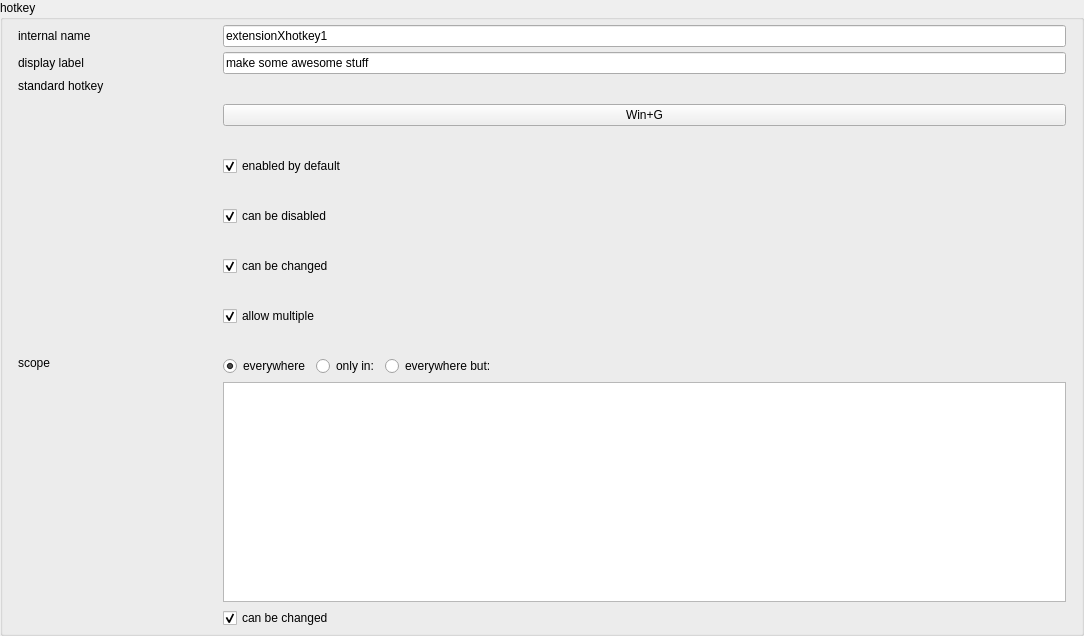
This is ui/hotkey_edit.ui in ewerybody/a2 as Qt 5 draws it before an edit. The edited form follows.
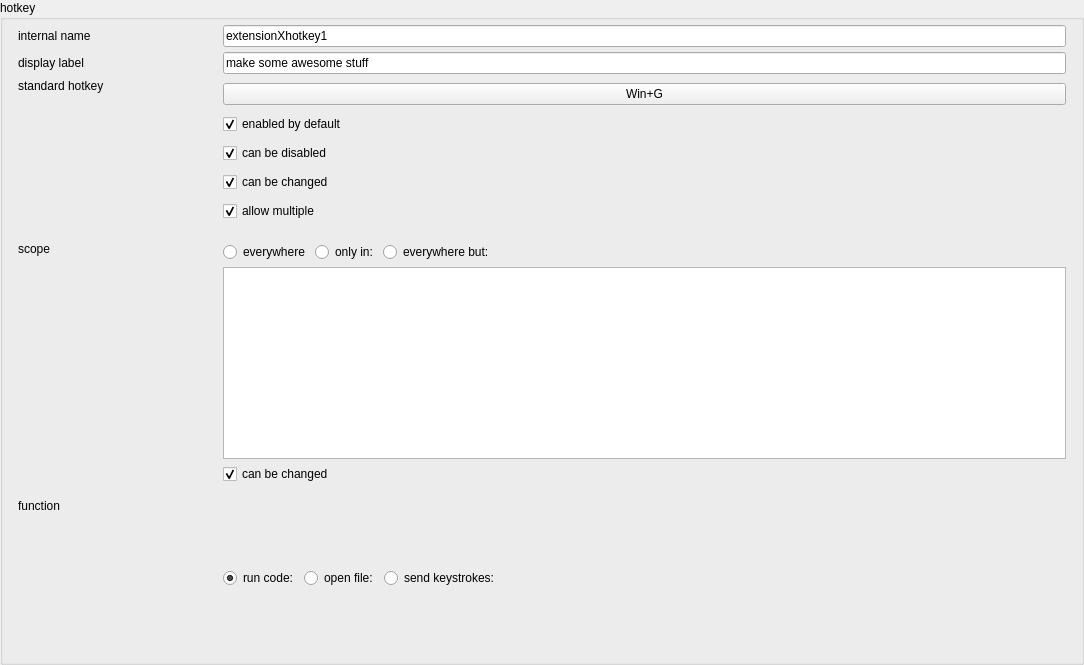
This is the edited form.

Commit message:
added function section to hotkey edit control
to be dynamic via code then... with either a textfield (with some code
assistance of course) a file selector or ... eehmmm a control for
sending keystrokes...

Patch:
```diff
--- a/ui/hotkey_edit.ui
+++ b/ui/hotkey_edit.ui
@@ -7,7 +7,7 @@
     <x>0</x>
     <y>0</y>
     <width>1084</width>
-    <height>636</height>
+    <height>665</height>
    </rect>
   </property>
   <property name="windowTitle">
@@ -25,7 +25,7 @@
      <property name="title">
       <string>hotkey</string>
      </property>
-     <layout class="QVBoxLayout" name="verticalLayout_2" stretch="0,0,0,0">
+     <layout class="QVBoxLayout" name="verticalLayout_2" stretch="0,0,0,0,0">
       <property name="spacing">
        <number>5</number>
       </property>
@@ -91,6 +91,9 @@
       </item>
       <item>
        <layout class="QHBoxLayout" name="hotkeyLayout" stretch="0,1">
+        <property name="bottomMargin">
+         <number>10</number>
+        </property>
         <item>
          <layout class="QVBoxLayout" name="hotkeyLabelLayout">
           <item>
@@ -129,6 +132,9 @@
         </item>
         <item>
          <layout class="QVBoxLayout" name="hotkeyKeyLayout">
+          <property name="spacing">
+           <number>5</number>
+          </property>
           <property name="sizeConstraint">
            <enum>QLayout::SetMinimumSize</enum>
           </property>
@@ -185,6 +191,9 @@
       </item>
       <item>
        <layout class="QHBoxLayout" name="scopeLayout" stretch="0,1">
+        <property name="bottomMargin">
+         <number>10</number>
+        </property>
         <item>
          <layout class="QVBoxLayout" name="scopeLabelLayout">
           <item>
@@ -224,7 +233,7 @@
         <item>
          <layout class="QVBoxLayout" name="scopeCtrlLayout">
           <property name="spacing">
-           <number>6</number>
+           <number>5</number>
           </property>
           <property name="bottomMargin">
            <number>0</number>
@@ -290,6 +299,100 @@
         </item>
        </layout>
       </item>
+      <item>
+       <layout class="QHBoxLayout" name="scopeLayout_2" stretch="0,1">
+        <item>
+         <layout class="QVBoxLayout" name="scopeLabelLayout_2">
+          <item>
+           <widget class="QLabel" name="scopeLabel_2">
+            <property name="minimumSize">
+             <size>
+              <width>200</width>
+              <height>0</height>
+             </size>
+            </property>
+            <property name="maximumSize">
+             <size>
+              <width>200</width>
+              <height>16777215</height>
+             </size>
+            </property>
+            <property name="text">
+             <string>function</string>
+            </property>
+           </widget>
+          </item>
+          <item>
+           <spacer name="verticalSpacer_5">
+            <property name="orientation">
+             <enum>Qt::Vertical</enum>
+            </property>
+            <property name="sizeHint" stdset="0">
+             <size>
+              <width>20</width>
+              <height>0</height>
+             </size>
+            </property>
+           </spacer>
+          </item>
+         </layout>
+        </item>
+        <item>
+         <layout class="QVBoxLayout" name="scopeCtrlLayout_2">
+          <property name="spacing">
+           <number>6</number>
+          </property>
+          <property name="bottomMargin">
+           <number>0</number>
+          </property>
+          <item>
+           <layout class="QHBoxLayout" name="scopeRowLayout_2" stretch="0,0,0,0">
+            <property name="topMargin">
+             <number>0</number>
+            </property>
+            <item>
+             <widget class="QRadioButton" name="scopeEverywhere_2">
+              <property name="text">
+               <string>run code:</string>
+              </property>
+              <property name="checked">
+               <bool>true</bool>
+              </property>
+             </widget>
+            </item>
+            <item>
+             <widget class="QRadioButton" name="scopeEnableIn_2">
+              <property name="text">
+               <string>open file:</string>
+              </property>
+             </widget>
+            </item>
+            <item>
+             <widget class="QRadioButton" name="scopeDisableIn_2">
+              <property name="text">
+               <string>send keystrokes:</string>
+              </property>
+             </widget>
+            </item>
+            <item>
+             <spacer name="horizontalSpacer_2">
+              <property name="orientation">
+               <enum>Qt::Horizontal</enum>
+              </property>
+              <property name="sizeHint" stdset="0">
+               <size>
+                <width>40</width>
+                <height>20</height>
+               </size>
+              </property>
+             </spacer>
+            </item>
+           </layout>
+          </item>
+         </layout>
+        </item>
+       </layout>
+      </item>
      </layout>
     </widget>
    </item>
```
